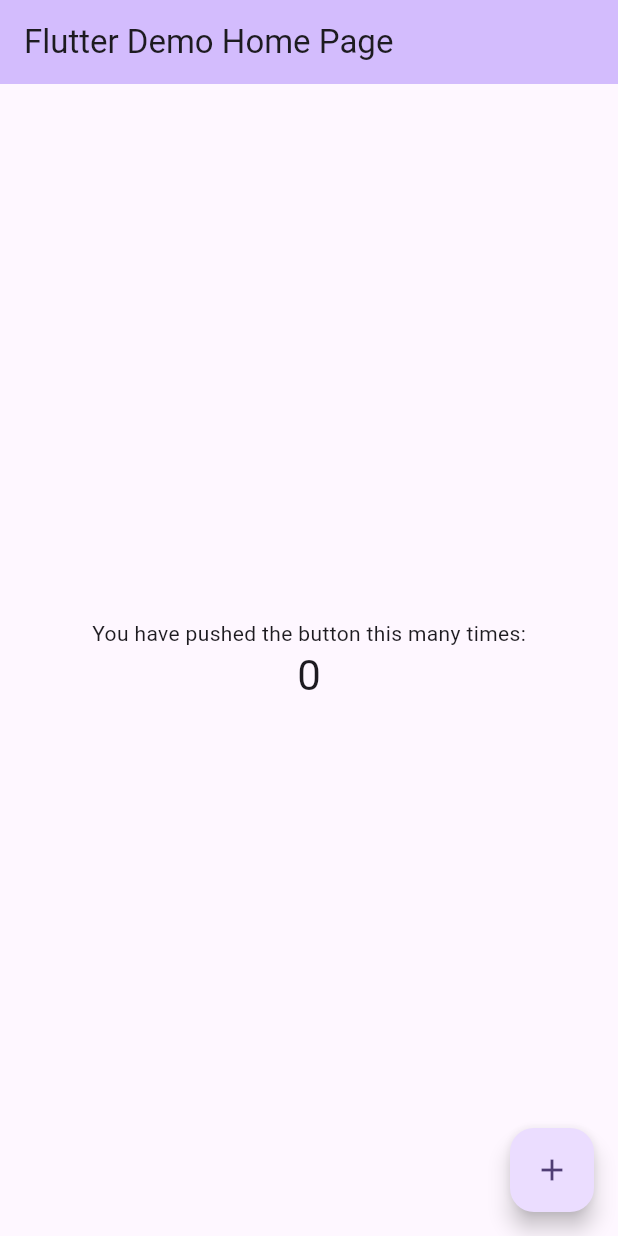
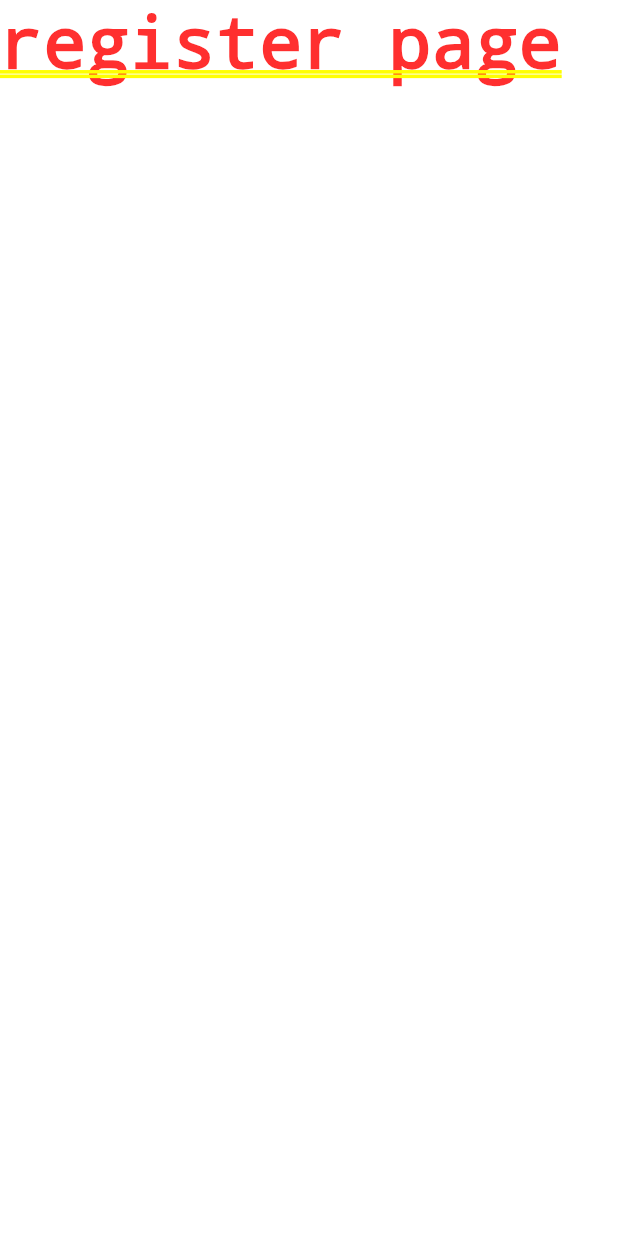
Before and after one commit to nicoleandlilli/milestone-app, a Flutter app: the screen it shows after launch, on a phone screen of 412 x 824 dp. Run offline on Flutter 3.47's test engine with Material 3 defaults, Android fonts, the phone set to English and light mode, and no system bars; our stand-ins replace firebase_auth, firebase_core; accounts and stored records are empty.

Commit message:
add screens

```diff
--- /dev/null
+++ b/lib/firebase/authentication/firebase_authentication.dart
@@ -0,0 +1,6 @@
+import 'package:firebase_auth/firebase_auth.dart';
+
+class FirebaseAuthentication{
+
+
+}
--- a/lib/main.dart
+++ b/lib/main.dart
@@ -1,7 +1,11 @@
 import 'package:flutter/material.dart';
-
-void main() async{
-
+import 'package:firebase_auth/firebase_auth.dart';
+import 'package:untitled1/firebase/firebase.dart';
+import 'package:untitled1/screenss/chat_screen.dart';
+import 'package:untitled1/screenss/login_screen.dart';
+import 'package:untitled1/screenss/registration_screen.dart';
+Future <void> main() async{
+  FireBase.initFirebase();
   runApp(const MyApp());
 }
 
@@ -12,7 +16,7 @@ class MyApp extends StatelessWidget {
   @override
   Widget build(BuildContext context) {
     return MaterialApp(
-      title: 'Flutter Demo',
+      title: 'MileStone',
       theme: ThemeData(
         // This is the theme of your application.
         //
@@ -32,99 +36,14 @@ class MyApp extends StatelessWidget {
         colorScheme: ColorScheme.fromSeed(seedColor: Colors.deepPurple),
         useMaterial3: true,
       ),
-      home: const MyHomePage(title: 'Flutter Demo Home Page'),
+      // home: const MyHomePage(title: 'Flutter Demo Home Page'),
+      initialRoute: RegistrationScreen.id,
+
+      routes: {
+        LoginScreen.id: (context) => LoginScreen(),
+        RegistrationScreen.id: (context) => RegistrationScreen(),
+        ChatScreen.id: (context) => ChatScreen(),
+      },
     );
   }
 }
-
-class MyHomePage extends StatefulWidget {
-  const MyHomePage({super.key, required this.title});
-
-  // This widget is the home page of your application. It is stateful, meaning
-  // that it has a State object (defined below) that contains fields that affect
-  // how it looks.
-
-  // This class is the configuration for the state. It holds the values (in this
-  // case the title) provided by the parent (in this case the App widget) and
-  // used by the build method of the State. Fields in a Widget subclass are
-  // always marked "final".
-
-  final String title;
-
-  @override
-  State<MyHomePage> createState() => _MyHomePageState();
-}
-
-class _MyHomePageState extends State<MyHomePage> {
-  int _counter = 0;
-
-  void _incrementCounter() {
-    setState(() {
-      // This call to setState tells the Flutter framework that something has
-      // changed in this State, which causes it to rerun the build method below
-      // so that the display can reflect the updated values. If we changed
-      // _counter without calling setState(), then the build method would not be
-      // called again, and so nothing would appear to happen.
-      _counter++;
-    });
-  }
-
-  @override
-  Widget build(BuildContext context) {
-
-
-
-
-    // This method is rerun every time setState is called, for instance as done
-    // by the _incrementCounter method above.
-    //
-    // The Flutter framework has been optimized to make rerunning build methods
-    // fast, so that you can just rebuild anything that needs updating rather
-    // than having to individually change instances of widgets.
-    return Scaffold(
-      appBar: AppBar(
-        // TRY THIS: Try changing the color here to a specific color (to
-        // Colors.amber, perhaps?) and trigger a hot reload to see the AppBar
-        // change color while the other colors stay the same.
-        backgroundColor: Theme.of(context).colorScheme.inversePrimary,
-        // Here we take the value from the MyHomePage object that was created by
-        // the App.build method, and use it to set our appbar title.
-        title: Text(widget.title),
-      ),
-      body: Center(
-        // Center is a layout widget. It takes a single child and positions it
-        // in the middle of the parent.
-        child: Column(
-          // Column is also a layout widget. It takes a list of children and
-          // arranges them vertically. By default, it sizes itself to fit its
-          // children horizontally, and tries to be as tall as its parent.
-          //
-          // Column has various properties to control how it sizes itself and
-          // how it positions its children. Here we use mainAxisAlignment to
-          // center the children vertically; the main axis here is the vertical
-          // axis because Columns are vertical (the cross axis would be
-          // horizontal).
-          //
-          // TRY THIS: Invoke "debug painting" (choose the "Toggle Debug Paint"
-          // action in the IDE, or press "p" in the console), to see the
-          // wireframe for each widget.
-          mainAxisAlignment: MainAxisAlignment.center,
-          children: <Widget>[
-            const Text(
-              'You have pushed the button this many times:',
-            ),
-            Text(
-              '$_counter',
-              style: Theme.of(context).textTheme.headlineMedium,
-            ),
-          ],
-        ),
-      ),
-      floatingActionButton: FloatingActionButton(
-        onPressed: _incrementCounter,
-        tooltip: 'Increment',
-        child: const Icon(Icons.add),
-      ), // This trailing comma makes auto-formatting nicer for build methods.
-    );
-  }
-}
--- /dev/null
+++ b/lib/screenss/registration_screen.dart
@@ -0,0 +1,28 @@
+
+import 'package:flutter/material.dart';
+import 'package:firebase_auth/firebase_auth.dart';
+
+
+class RegistrationScreen extends StatefulWidget{
+
+  static const String  id = 'registration_screen';
+
+  @override
+  _RegistrationScreenState createState() => _RegistrationScreenState();
+
+}
+
+class _RegistrationScreenState extends State<RegistrationScreen>{
+  final _auth = FirebaseAuth.instance;
+  late String email;
+  late String password;
+  bool showSpinner = false;
+
+  @override
+  Widget build(BuildContext context) {
+
+
+    return Text("register page");
+  }
+
+}
--- a/pubspec.yaml
+++ b/pubspec.yaml
@@ -36,6 +36,7 @@ dependencies:
   # Use with the CupertinoIcons class for iOS style icons.
   cupertino_icons: ^1.0.8
   firebase_auth: ^5.3.4
+  firebase_core: ^3.8.1
 
 dev_dependencies:
   flutter_test:
```
Also changed, not shown: lib/firebase/firebase.dart (added, +15 -0 lines), lib/screenss/chat_screen.dart (added, +165 -0 lines), lib/screenss/login_screen.dart (added, +27 -0 lines), pubspec.lock, 13 other files.
